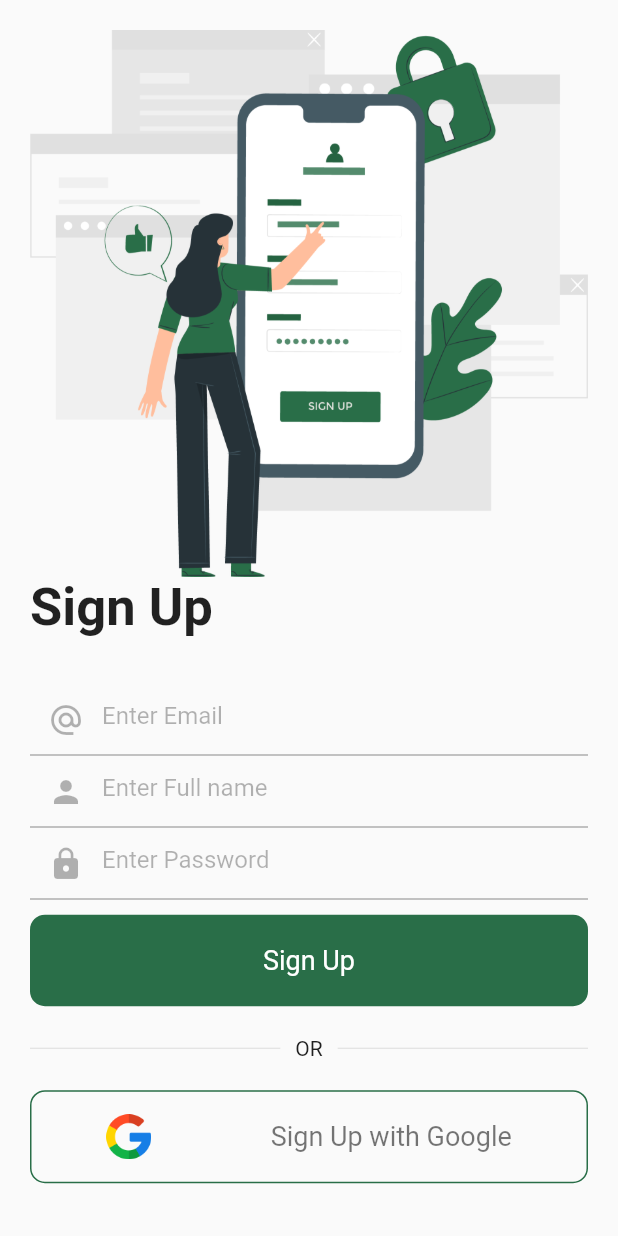
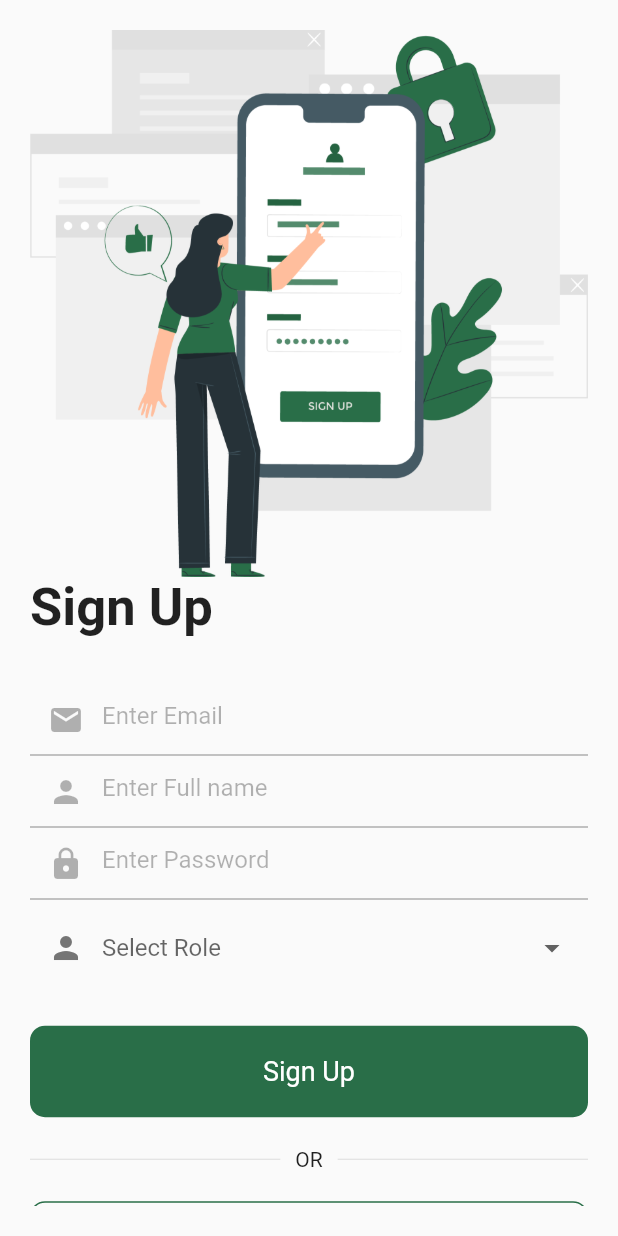
Before and after one commit to Aswin-S25/plants, a Flutter app: the SignUp screen opened directly, on a phone screen of 412 x 824 dp. Run offline on Flutter 3.47's test engine with Material 2 defaults, Android fonts, the phone set to English and light mode, and no system bars; our stand-ins replace animated_bottom_navigation_bar, cloud_firestore, firebase_auth, firebase_core, firebase_storage, google_sign_in and 2 more; accounts and stored records are empty; network calls fail.

Commit message:
Additional field for Doctor in signup added

```diff
--- a/lib/main.dart
+++ b/lib/main.dart
@@ -9,6 +9,7 @@ import 'package:plant/ui/screens/chat_screen.dart';
 import 'package:plant/ui/screens/doctor_list.dart';
 import 'package:plant/ui/screens/home_page.dart';
 import 'package:plant/ui/screens/signin_page.dart';
+import 'package:plant/ui/screens/signup_page.dart';
 
 void main() async {
   WidgetsFlutterBinding.ensureInitialized();
@@ -33,11 +34,11 @@ class MyApp extends StatelessWidget {
             if (snapshot.hasData && snapshot.data != null) {
               // User is signed in
               log('User is signed in!');
-              return RootPage();
+              return SignUp();
             } else {
               // User is signed out
               log('User is currently signed out!');
-              return  SignIn();
+              return SignIn();
             }
           }
         },
--- a/lib/ui/screens/signin_page.dart
+++ b/lib/ui/screens/signin_page.dart
@@ -18,7 +18,7 @@ class SignIn extends StatelessWidget {
     final TextEditingController emailController =
         TextEditingController(text: "user1@gmail.com");
     final TextEditingController passwordController =
-        TextEditingController(text: "123456");
+        TextEditingController(text: "*********");
 
     return Scaffold(
       body: Padding(
@@ -44,7 +44,7 @@ class SignIn extends StatelessWidget {
                 CustomTextfield(
                   obscureText: false,
                   hintText: 'Enter Email',
-                  icon: Icons.alternate_email,
+                  icon: Icons.email,
                   controller: emailController,
                 ),
                 CustomTextfield(
@@ -199,8 +199,7 @@ class SignIn extends StatelessWidget {
         Navigator.pushReplacement(
             context,
             PageTransition(
-                child: const RootPage(),
-                type: PageTransitionType.bottomToTop));
+                child: const RootPage(), type: PageTransitionType.bottomToTop));
 
         // ignore: use_build_context_synchronously
         ScaffoldMessenger.of(context).showSnackBar(
--- a/lib/ui/screens/signup_page.dart
+++ b/lib/ui/screens/signup_page.dart
@@ -1,15 +1,27 @@
+import 'dart:developer';
+
 import 'package:firebase_auth/firebase_auth.dart';
 import 'package:flutter/material.dart';
 import 'package:plant/constants.dart';
-import 'package:plant/models/plants.dart';
 import 'package:plant/ui/screens/signin_page.dart';
 import 'package:plant/ui/screens/widgets/custom_textfield.dart';
-import 'package:plant/ui/screens/widgets/plant_widget.dart';
+import 'package:google_sign_in/google_sign_in.dart';
 import 'package:page_transition/page_transition.dart';
 
 class SignUp extends StatelessWidget {
   SignUp({Key? key}) : super(key: key);
   final _formKey = GlobalKey<FormState>();
+
+  final List<Map<String, dynamic>> _items = [
+    {
+      'value': 'User',
+      'label': 'User',
+    },
+    {
+      'value': 'Doctor',
+      'label': 'Doctor',
+    },
+  ];
 
   @override
   Widget build(BuildContext context) {
@@ -42,7 +54,7 @@ class SignUp extends StatelessWidget {
                 CustomTextfield(
                   obscureText: false,
                   hintText: 'Enter Email',
-                  icon: Icons.alternate_email,
+                  icon: Icons.email,
                   controller: emailController,
                 ),
                 CustomTextfield(
@@ -57,12 +69,30 @@ class SignUp extends StatelessWidget {
                   icon: Icons.lock,
                   controller: passwordController,
                 ),
+                DropdownButtonFormField(
+                  items: _items
+                      .map((item) => DropdownMenuItem(
+                            child: Text(item['label']),
+                            value: item['value'],
+                          ))
+                      .toList(),
+                  onChanged: (value) {},
+                  decoration: InputDecoration(
+                    border: OutlineInputBorder(
+                      borderRadius: BorderRadius.circular(10),
+                      borderSide: BorderSide.none,
+                    ),
+                    hintText: 'Select Role',
+                    prefixIcon: Icon(Icons.person, color: Colors.grey[600]),
+                  ),
+                ),
                 const SizedBox(
-                  height: 10,
+                  height: 20,
                 ),
                 GestureDetector(
                   onTap: () {
-                    registerUser(context, emailController.text, passwordController.text, nameController.text);
+                    registerUser(context, emailController.text,
+                        passwordController.text, nameController.text);
                   },
                   child: Container(
                     width: size.width,
@@ -104,8 +134,8 @@ class SignUp extends StatelessWidget {
                   decoration: BoxDecoration(
                       border: Border.all(color: Constants.primaryColor),
                       borderRadius: BorderRadius.circular(10)),
-                  padding:
-                      const EdgeInsets.symmetric(horizontal: 10, vertical: 15),
+                  padding: const EdgeInsets.symmetric(
+                      horizontal: 10, vertical: 15),
                   child: Row(
                     mainAxisAlignment: MainAxisAlignment.spaceAround,
                     children: [
@@ -164,8 +194,6 @@ class SignUp extends StatelessWidget {
   //register user
   void registerUser(
       BuildContext context, String email, String password, String name) async {
-
-
     // validity check
     if (_formKey.currentState!.validate()) {
       //register user
@@ -181,8 +209,7 @@ class SignUp extends StatelessWidget {
         Navigator.pushReplacement(
             context,
             PageTransition(
-                child: const SignIn(),
-                type: PageTransitionType.bottomToTop));
+                child: const SignIn(), type: PageTransitionType.bottomToTop));
       } on FirebaseAuthException catch (e) {
         if (e.code == 'weak-password') {
           ScaffoldMessenger.of(context).showSnackBar(
@@ -206,4 +233,5 @@ class SignUp extends StatelessWidget {
       }
     }
   }
+
 }
--- a/pubspec.yaml
+++ b/pubspec.yaml
@@ -38,6 +38,7 @@ dependencies:
   firebase_storage: ^11.2.4
   firebase_auth: ^4.6.3
   cloud_firestore: ^4.8.2
+  google_sign_in: ^6.1.4
   uuid: ^3.0.7
 
 
@@ -46,6 +47,7 @@ dependencies:
   # Use with the CupertinoIcons class for iOS style icons.
   cupertino_icons: ^1.0.2
   flutter_chat_bubble: ^2.0.2
+
 
 dev_dependencies:
   flutter_test:
```
Also changed, not shown: pubspec.lock, 1 other file.
